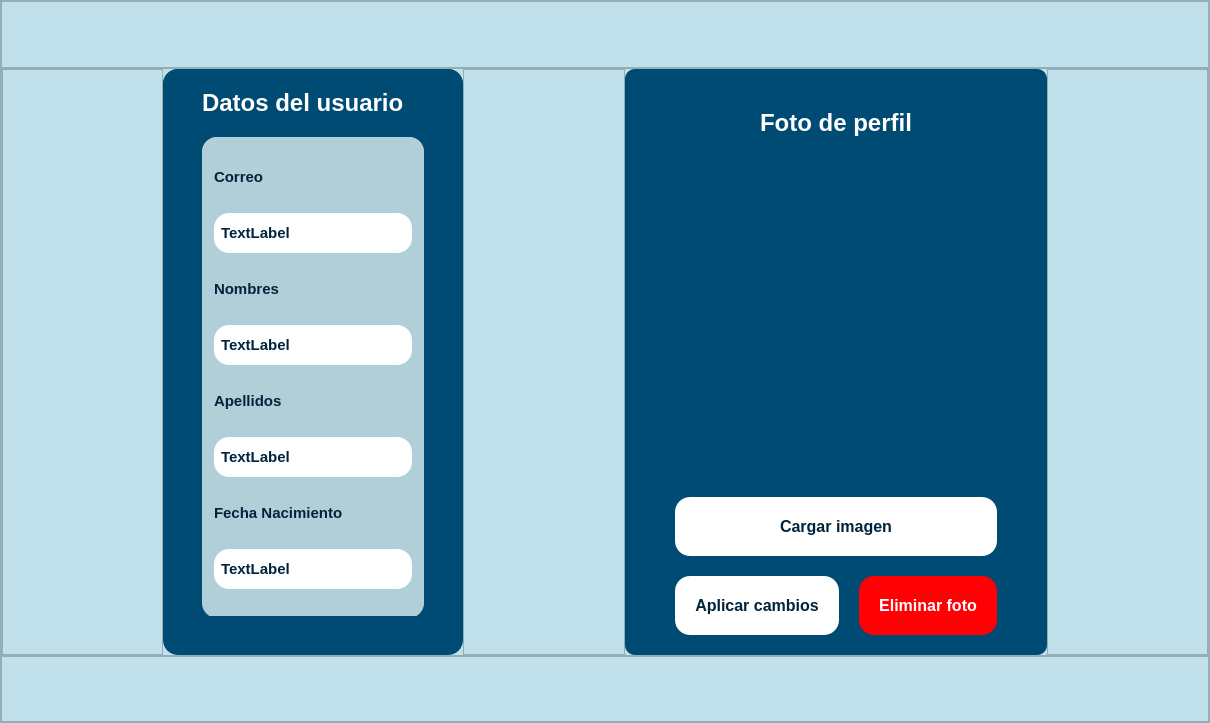
The window that src/resources/interface/Ventana_Personalizacion.ui (Yosoyepa/MyUnApp) describes before a commit, drawn with Qt 5.
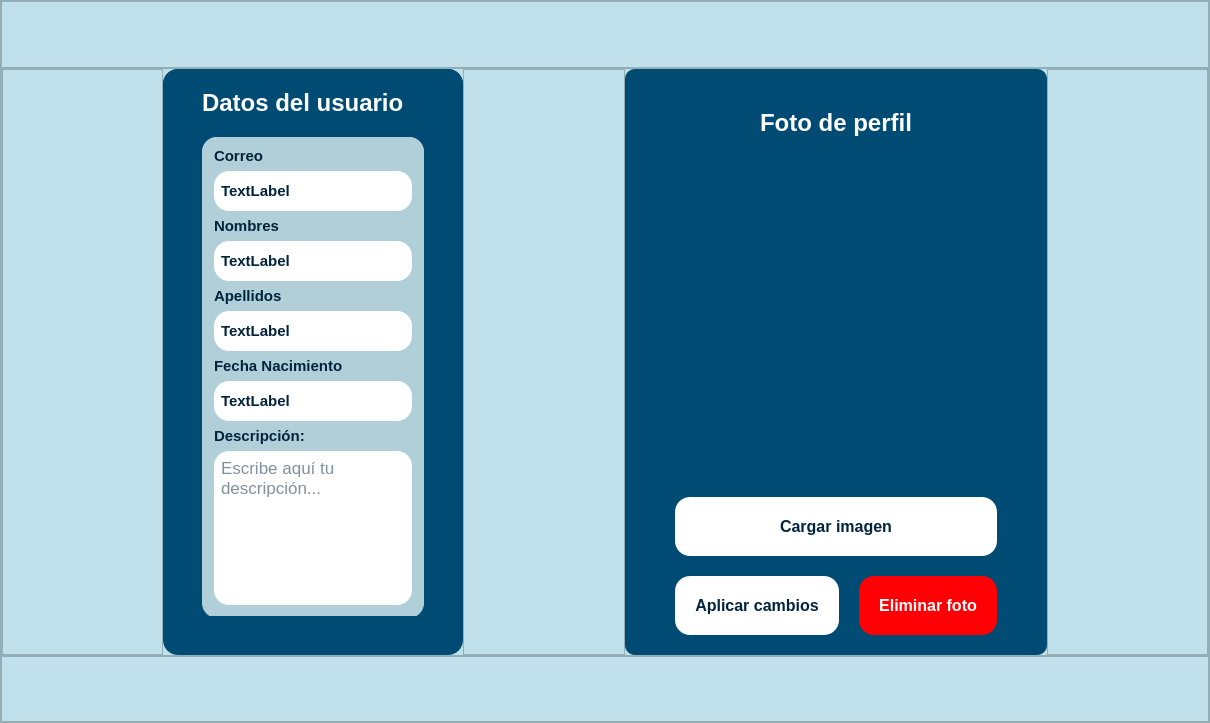
The same window after the commit. Icons and pictures are not drawn.

Commit message: finalizacion de funcion de descripcion

```diff
--- a/src/resources/interface/Ventana_Personalizacion.ui
+++ b/src/resources/interface/Ventana_Personalizacion.ui
@@ -337,6 +337,9 @@
                                 <property name="rightMargin">
                                  <number>12</number>
                                 </property>
+                                <property name="bottomMargin">
+                                 <number>13</number>
+                                </property>
                                 <item>
                                  <widget class="QLabel" name="label_8">
                                   <property name="sizePolicy">
@@ -556,6 +559,43 @@
                                   </property>
                                  </widget>
                                 </item>
+                                <item>
+                                 <widget class="QLabel" name="label_4">
+                                  <property name="font">
+                                   <font>
+                                    <family>Arial</family>
+                                    <pointsize>11</pointsize>
+                                    <weight>75</weight>
+                                    <bold>true</bold>
+                                   </font>
+                                  </property>
+                                  <property name="styleSheet">
+                                   <string notr="true">color:#01233C; </string>
+                                  </property>
+                                  <property name="text">
+                                   <string>Descripción:</string>
+                                  </property>
+                                 </widget>
+                                </item>
+                                <item>
+                                 <widget class="QPlainTextEdit" name="cajaDescripcion">
+                                  <property name="font">
+                                   <font>
+                                    <family>Arial</family>
+                                    <pointsize>13</pointsize>
+                                   </font>
+                                  </property>
+                                  <property name="styleSheet">
+                                   <string notr="true">background-color:rgb(255, 255, 255); 
+color:#01233C; 
+border-radius:15px;
+padding: 3px</string>
+                                  </property>
+                                  <property name="placeholderText">
+                                   <string>Escribe aquí tu descripción...</string>
+                                  </property>
+                                 </widget>
+                                </item>
                                </layout>
                               </widget>
                              </widget>
```
Left out of the diff: 2 changed lines with no effect on the pictures. The commit also changes 10 other files.
